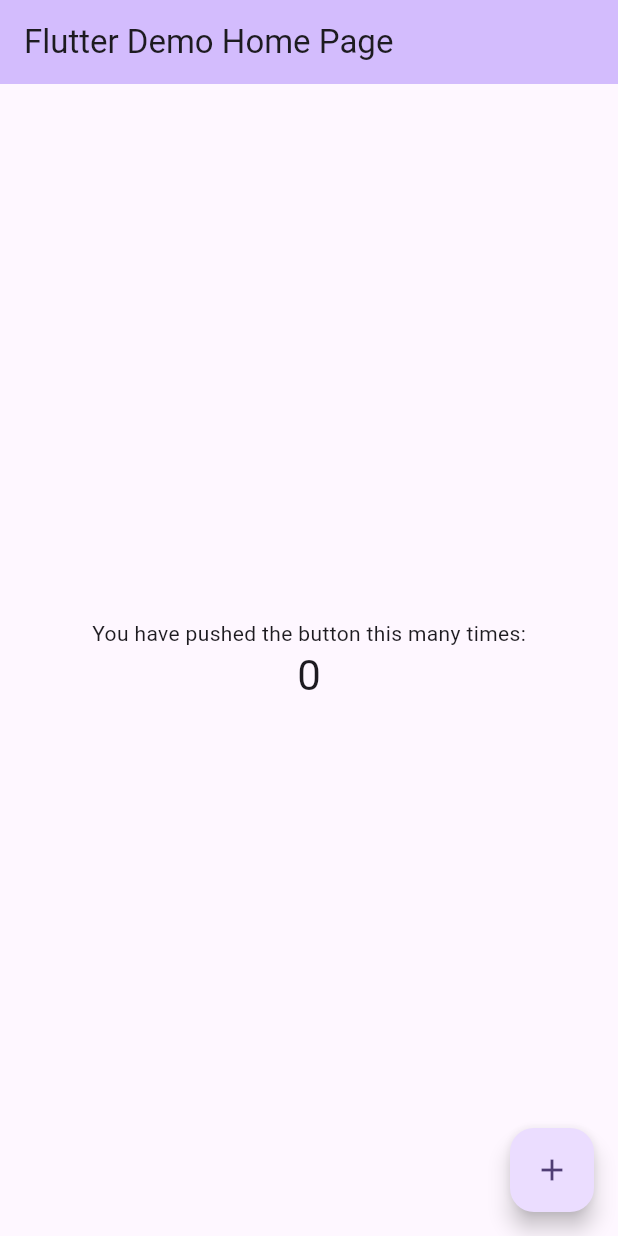
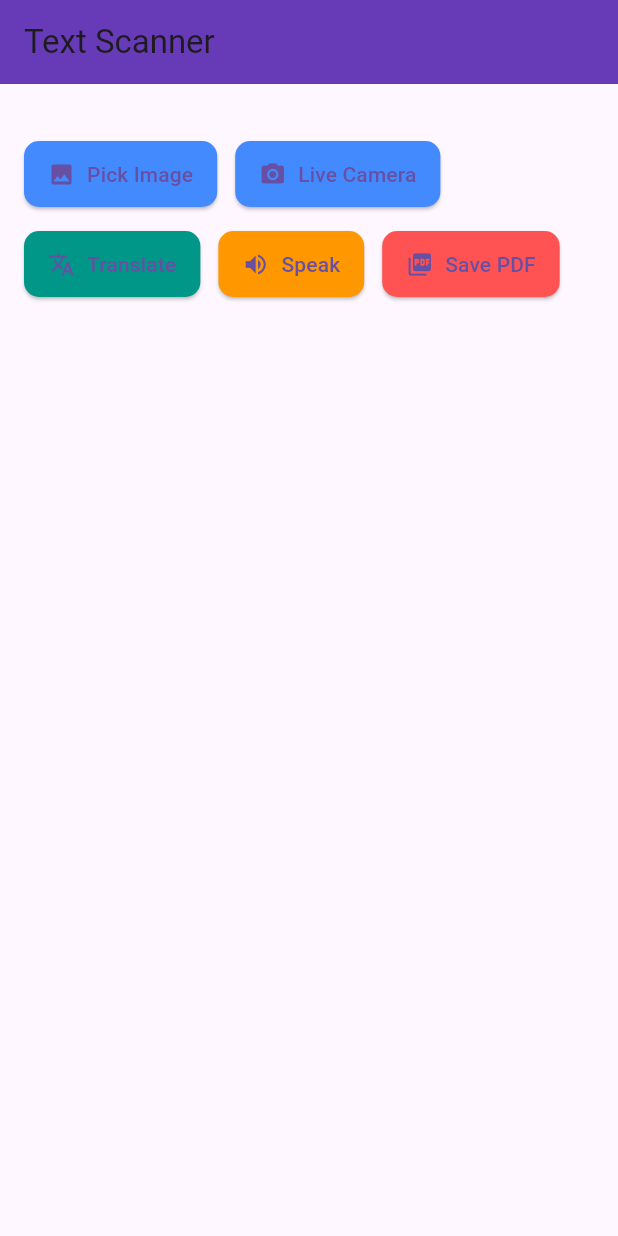
Before and after one commit to tade-dev/ml_text_scanner, a Flutter app: the screen it shows after launch, on a phone screen of 412 x 824 dp. Run offline on Flutter 3.47's test engine with Material 3 defaults, Android fonts, the phone set to English and light mode, and no system bars; our stand-ins replace camera, flutter_tts, image_picker, pdf, printing; missing offline and left inert: google_mlkit_text_recognition, google_mlkit_translation.

Commit message:
Refactor app structure and implement OCR functionality with live camera support

```diff
--- a/lib/main.dart
+++ b/lib/main.dart
@@ -1,122 +1,24 @@
 import 'package:flutter/material.dart';
+import 'package:ml_text_scanner/screens/home.dart';
 
-void main() {
-  runApp(const MyApp());
+void main(List<String> args) {
+  runApp(const MLTextScannerApp());
 }
 
-class MyApp extends StatelessWidget {
-  const MyApp({super.key});
+class MLTextScannerApp extends StatefulWidget {
+  const MLTextScannerApp({super.key});
 
-  // This widget is the root of your application.
+  @override
+  State<MLTextScannerApp> createState() => _MLTextScannerAppState();
+}
+
+class _MLTextScannerAppState extends State<MLTextScannerApp> {
   @override
   Widget build(BuildContext context) {
     return MaterialApp(
-      title: 'Flutter Demo',
-      theme: ThemeData(
-        // This is the theme of your application.
-        //
-        // TRY THIS: Try running your application with "flutter run". You'll see
-        // the application has a purple toolbar. Then, without quitting the app,
-        // try changing the seedColor in the colorScheme below to Colors.green
-        // and then invoke "hot reload" (save your changes or press the "hot
-        // reload" button in a Flutter-supported IDE, or press "r" if you used
-        // the command line to start the app).
-        //
-        // Notice that the counter didn't reset back to zero; the application
-        // state is not lost during the reload. To reset the state, use hot
-        // restart instead.
-        //
-        // This works for code too, not just values: Most code changes can be
-        // tested with just a hot reload.
-        colorScheme: ColorScheme.fromSeed(seedColor: Colors.deepPurple),
-      ),
-      home: const MyHomePage(title: 'Flutter Demo Home Page'),
+      title: 'ML Text Scanner',
+      debugShowCheckedModeBanner: false,
+      home: const OCRHomePage(),
     );
   }
 }
-
-class MyHomePage extends StatefulWidget {
-  const MyHomePage({super.key, required this.title});
-
-  // This widget is the home page of your application. It is stateful, meaning
-  // that it has a State object (defined below) that contains fields that affect
-  // how it looks.
-
-  // This class is the configuration for the state. It holds the values (in this
-  // case the title) provided by the parent (in this case the App widget) and
-  // used by the build method of the State. Fields in a Widget subclass are
-  // always marked "final".
-
-  final String title;
-
-  @override
-  State<MyHomePage> createState() => _MyHomePageState();
-}
-
-class _MyHomePageState extends State<MyHomePage> {
-  int _counter = 0;
-
-  void _incrementCounter() {
-    setState(() {
-      // This call to setState tells the Flutter framework that something has
-      // changed in this State, which causes it to rerun the build method below
-      // so that the display can reflect the updated values. If we changed
-      // _counter without calling setState(), then the build method would not be
-      // called again, and so nothing would appear to happen.
-      _counter++;
-    });
-  }
-
-  @override
-  Widget build(BuildContext context) {
-    // This method is rerun every time setState is called, for instance as done
-    // by the _incrementCounter method above.
-    //
-    // The Flutter framework has been optimized to make rerunning build methods
-    // fast, so that you can just rebuild anything that needs updating rather
-    // than having to individually change instances of widgets.
-    return Scaffold(
-      appBar: AppBar(
-        // TRY THIS: Try changing the color here to a specific color (to
-        // Colors.amber, perhaps?) and trigger a hot reload to see the AppBar
-        // change color while the other colors stay the same.
-        backgroundColor: Theme.of(context).colorScheme.inversePrimary,
-        // Here we take the value from the MyHomePage object that was created by
-        // the App.build method, and use it to set our appbar title.
-        title: Text(widget.title),
-      ),
-      body: Center(
-        // Center is a layout widget. It takes a single child and positions it
-        // in the middle of the parent.
-        child: Column(
-          // Column is also a layout widget. It takes a list of children and
-          // arranges them vertically. By default, it sizes itself to fit its
-          // children horizontally, and tries to be as tall as its parent.
-          //
-          // Column has various properties to control how it sizes itself and
-          // how it positions its children. Here we use mainAxisAlignment to
-          // center the children vertically; the main axis here is the vertical
-          // axis because Columns are vertical (the cross axis would be
-          // horizontal).
-          //
-          // TRY THIS: Invoke "debug painting" (choose the "Toggle Debug Paint"
-          // action in the IDE, or press "p" in the console), to see the
-          // wireframe for each widget.
-          mainAxisAlignment: MainAxisAlignment.center,
-          children: <Widget>[
-            const Text('You have pushed the button this many times:'),
-            Text(
-              '$_counter',
-              style: Theme.of(context).textTheme.headlineMedium,
-            ),
-          ],
-        ),
-      ),
-      floatingActionButton: FloatingActionButton(
-        onPressed: _incrementCounter,
-        tooltip: 'Increment',
-        child: const Icon(Icons.add),
-      ), // This trailing comma makes auto-formatting nicer for build methods.
-    );
-  }
-}
--- a/lib/screens/home.dart
+++ b/lib/screens/home.dart
@@ -0,0 +1,190 @@
+import 'dart:io';
+import 'package:flutter/material.dart';
+import 'package:image_picker/image_picker.dart';
+import 'package:google_mlkit_text_recognition/google_mlkit_text_recognition.dart';
+import 'package:ml_text_scanner/screens/live_camera_screen.dart';
+import 'package:ml_text_scanner/services/pdf_services.dart';
+import 'package:ml_text_scanner/services/translator_service.dart';
+import 'package:ml_text_scanner/services/tts_service.dart';
+
+
+class OCRHomePage extends StatefulWidget {
+  const OCRHomePage({super.key});
+
+  @override
+  State<OCRHomePage> createState() => _OCRHomePageState();
+}
+
+class _OCRHomePageState extends State<OCRHomePage> {
+  String scannedText = '';
+  String translatedText = '';
+  File? imageFile;
+
+  final TranslatorService translatorService = TranslatorService();
+  final TTSService ttsService = TTSService();
+
+  Future<void> pickImageAndRecognizeText() async {
+    final pickedImage = await ImagePicker().pickImage(source: ImageSource.gallery);
+    if (pickedImage == null) return;
+
+    setState(() {
+      imageFile = File(pickedImage.path);
+      scannedText = '';
+      translatedText = '';
+    });
+
+    final inputImage = InputImage.fromFile(imageFile!);
+    final textRecognizer = TextRecognizer();
+    final RecognizedText recognizedText = await textRecognizer.processImage(inputImage);
+
+    setState(() {
+      scannedText = recognizedText.text;
+    });
+
+    textRecognizer.close();
+  }
+
+  Future<void> translateText() async {
+    if (scannedText.isEmpty) return;
+    final translated = await translatorService.translate(scannedText);
+    setState(() {
+      translatedText = translated;
+    });
+  }
+
+  void speakText() {
+    if (scannedText.isNotEmpty) {
+      ttsService.speak(scannedText);
+    }
+  }
+
+  void saveAsPDF() {
+    if (scannedText.isNotEmpty) {
+      PDFService.generateAndPrintPDF(scannedText);
+    }
+  }
+
+  @override
+  void dispose() {
+    translatorService.dispose();
+    ttsService.stop();
+    super.dispose();
+  }
+
+  Widget buildTextCard(String title, String text) {
+    return Container(
+      width: double.infinity,
+      padding: const EdgeInsets.all(12),
+      margin: const EdgeInsets.only(bottom: 12),
+      decoration: BoxDecoration(
+        color: Colors.grey.shade100,
+        borderRadius: BorderRadius.circular(12),
+        boxShadow: [
+          BoxShadow(
+            blurRadius: 8,
+            color: Colors.black12,
+            offset: Offset(2, 2),
+          ),
+        ],
+      ),
+      child: Column(
+        crossAxisAlignment: CrossAxisAlignment.start,
+        children: [
+          Text(title,
+              style: const TextStyle(fontWeight: FontWeight.bold, fontSize: 16)),
+          const SizedBox(height: 6),
+          Text(
+            text,
+            style: const TextStyle(fontSize: 14),
+          ),
+        ],
+      ),
+    );
+  }
+
+  Widget buildActionButton({
+    required String label,
+    required IconData icon,
+    required VoidCallback onPressed,
+    Color? color,
+  }) {
+    return ElevatedButton.icon(
+      icon: Icon(icon),
+      label: Text(label),
+      style: ElevatedButton.styleFrom(
+        padding: const EdgeInsets.symmetric(horizontal: 16, vertical: 12),
+        backgroundColor: color ?? Colors.blueAccent,
+        shape: RoundedRectangleBorder(borderRadius: BorderRadius.circular(10)),
+      ),
+      onPressed: onPressed,
+    );
+  }
+
+  @override
+  Widget build(BuildContext context) {
+    return Scaffold(
+      appBar: AppBar(
+        title: const Text("Text Scanner"),
+        backgroundColor: Colors.deepPurple,
+      ),
+      body: SingleChildScrollView(
+        padding: const EdgeInsets.all(16),
+        child: Column(
+          children: [
+            if (imageFile != null)
+              ClipRRect(
+                borderRadius: BorderRadius.circular(12),
+                child: Image.file(imageFile!, height: 200),
+              ),
+            const SizedBox(height: 20),
+
+            Wrap(
+              spacing: 12,
+              runSpacing: 12,
+              children: [
+                buildActionButton(
+                  label: "Pick Image",
+                  icon: Icons.image,
+                  onPressed: pickImageAndRecognizeText,
+                ),
+                buildActionButton(
+                  label: "Live Camera",
+                  icon: Icons.camera_alt,
+                  onPressed: () {
+                    Navigator.push(
+                      context,
+                      MaterialPageRoute(builder: (_) => const LiveCameraScanner()),
+                    );
+                  },
+                ),
+                buildActionButton(
+                  label: "Translate",
+                  icon: Icons.translate,
+                  onPressed: translateText,
+                  color: Colors.teal,
+                ),
+                buildActionButton(
+                  label: "Speak",
+                  icon: Icons.volume_up,
+                  onPressed: speakText,
+                  color: Colors.orange,
+                ),
+                buildActionButton(
+                  label: "Save PDF",
+                  icon: Icons.picture_as_pdf,
+                  onPressed: saveAsPDF,
+                  color: Colors.redAccent,
+                ),
+              ],
+            ),
+
+            const SizedBox(height: 24),
+
+            if (scannedText.isNotEmpty) buildTextCard("Scanned Text", scannedText),
+            if (translatedText.isNotEmpty) buildTextCard("Translated Text", translatedText),
+          ],
+        ),
+      ),
+    );
+  }
+}
--- a/pubspec.yaml
+++ b/pubspec.yaml
@@ -43,6 +43,7 @@ dependencies:
   image_picker: ^1.1.2
   flutter_tts: ^4.2.3
   google_mlkit_translation: ^0.13.0
+  google_mlkit_commons: ^0.11.0
 
 dev_dependencies:
   flutter_test:
```
Also changed, not shown: lib/screens/live_camer_screen.dart (deleted, +0 -110 lines), lib/screens/live_camera_screen.dart (added, +137 -0 lines), lib/services/ocr_service.dart (deleted), pubspec.lock, 1 other file.
